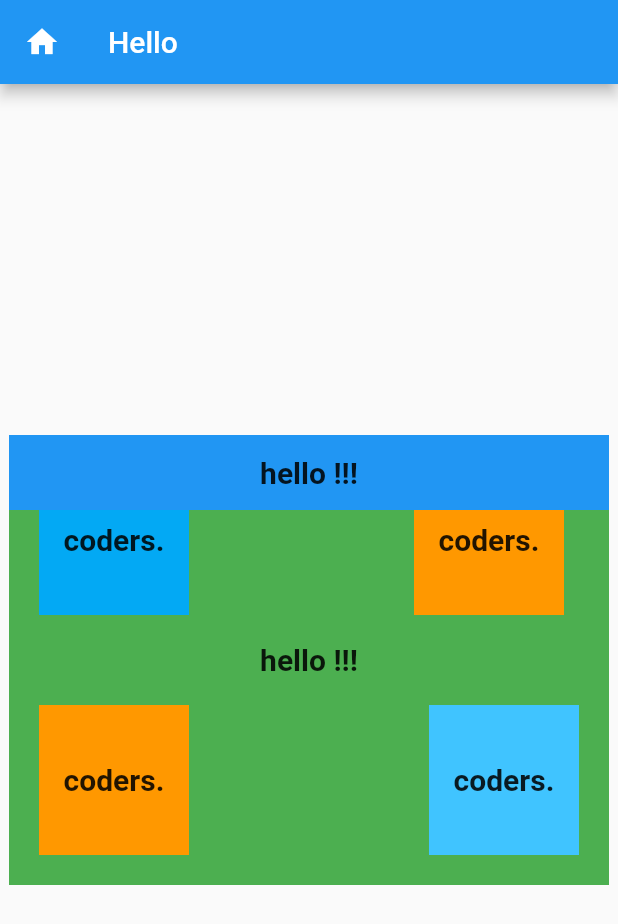
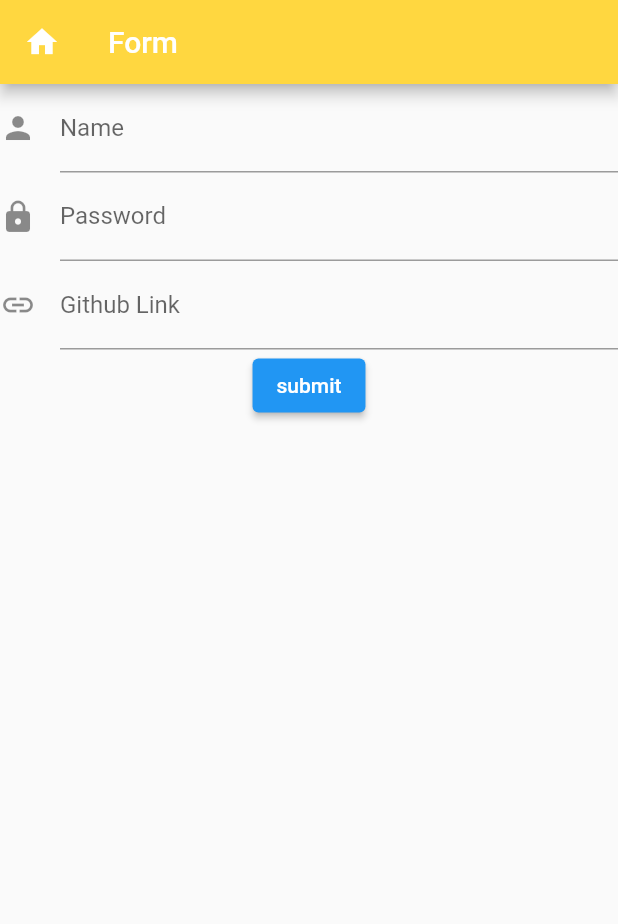
Before and after one commit to Mrinalsharma1/flutter_app, a Flutter app: the screen it shows after launch, on a phone screen of 412 x 824 dp. Shown: the top 924 px of the screen. Run offline on Flutter 3.47's test engine with Material 2 defaults, Android fonts, the phone set to English and light mode, and no system bars.

Commit message:
7das form_validaction

```diff
--- a/lib/main.dart
+++ b/lib/main.dart
@@ -10,121 +10,88 @@ class MyApp extends StatelessWidget {
   Widget build(BuildContext context) {
     return MaterialApp(
       debugShowCheckedModeBanner: false,
-      title: 'my android',
+      title: '11 days',
       home: Scaffold(
         appBar: AppBar(
-          title: Text('Hello '),
           leading: Icon(Icons.home),
+          title: Text('Form'),
+          backgroundColor: Colors.amberAccent,
         ),
-        body: Center(
-          child: Stack(
-            fit: StackFit.passthrough,
-            overflow: Overflow.visible,
-            children: [
-              Container(
-                height: 300,
-                width: 400,
-                color: Colors.green,
-                child: Center(
-                  child: Text(
-                    "hello !!!",
-                    style: TextStyle(
-                      fontSize: 20,
-                      fontWeight: FontWeight.w600,
-                    ),
-                  ),
-                ),
-              ),
-              Positioned(
-                top: 20,
-                right: 30,
-                child: Container(
-                  height: 100,
-                  width: 100,
-                  color: Colors.orange,
-                  child: Center(
-                    child: Text(
-                      "coders.",
-                      style: TextStyle(
-                        fontSize: 20,
-                        fontWeight: FontWeight.w700,
-                      ),
-                    ),
-                  ),
-                ),
-              ),
-              Positioned(
-                top: 20,
-                left: 20,
-                child: Container(
-                  height: 100,
-                  width: 100,
-                  color: Colors.lightBlue,
-                  child: Center(
-                    child: Text(
-                      "coders.",
-                      style: TextStyle(
-                        fontSize: 20,
-                        fontWeight: FontWeight.w700,
-                      ),
-                    ),
-                  ),
-                ),
-              ),
-              Positioned(
-                left: 20,
-                bottom: 20,
-                child: Container(
-                  height: 100,
-                  width: 100,
-                  color: Colors.orange,
-                  child: Center(
-                    child: Text(
-                      "coders.",
-                      style: TextStyle(
-                        fontSize: 20,
-                        fontWeight: FontWeight.w700,
-                      ),
-                    ),
-                  ),
-                ),
-              ),
-              Positioned(
-                bottom: 20,
-                right: 20,
-                child: Container(
-                  height: 100,
-                  width: 100,
-                  color: Colors.lightBlueAccent,
-                  child: Center(
-                    child: Text(
-                      "coders.",
-                      style: TextStyle(
-                        fontSize: 20,
-                        fontWeight: FontWeight.w700,
-                      ),
-                    ),
-                  ),
-                ),
-              ),
-              Container(
-                height: 50,
-                width: 400,
-                color: Colors.blue,
-                child: Center(
-                  child: Text(
-                    "hello !!!",
-                    style: TextStyle(
-                      fontSize: 20,
-                      fontWeight: FontWeight.w600,
-                    ),
-                  ),
-                ),
-              ),
-            ],
-          ),
-        ),
+        // backgroundColor: Colors.lightBlue,
+        body: Forms(),
       ),
     );
   }
 }
+
+class Forms extends StatefulWidget {
+  @override
+  _FormsState createState() => _FormsState();
+}
+
+class _FormsState extends State<Forms> {
+  final Keys = GlobalKey<FormState>();
+  @override
+  Widget build(BuildContext context) {
+    return Form(
+      key: Keys,
+      child: Column(
+        crossAxisAlignment: CrossAxisAlignment.center,
+        children: [
+          TextFormField(
+            decoration: InputDecoration(
+              hintText: "Enter your name",
+              labelText: "Name",
+              icon: Icon(Icons.person),
+            ),
+            validator: (value) {
+              if (value.isEmpty) {
+                return 'Please Fill the Details';
+              }
+              return null;
+            },
+          ),
+          TextFormField(
+            obscureText: true,
+            decoration: InputDecoration(
+              hintText: "Enter your Password",
+              labelText: "Password",
+              icon: Icon(Icons.lock),
+            ),
+            validator: (value) {
+              if (value.isEmpty) {
+                return 'Please Fill the Details';
+              }
+              return null;
+            },
+          ),
+          TextFormField(
+            decoration: InputDecoration(
+              hintText: "Enter your Link",
+              labelText: "Github Link",
+              icon: Icon(Icons.link),
+            ),
+            validator: (value) {
+              if (value.isEmpty) {
+                return 'Please Fill the Details';
+              }
+              return null;
+            },
+          ),
+          Container(
+            child: ElevatedButton(
+              child: Text('submit'),
+              onPressed: () {
+                if (Keys.currentState.validate()) {
+                  Scaffold.of(context).showBottomSheet(
+                    (context) => Text("validate is going on"),
+                  );
+                }
+              },
+            ),
+          )
+        ],
+      ),
+    );
+  }
+}
```
